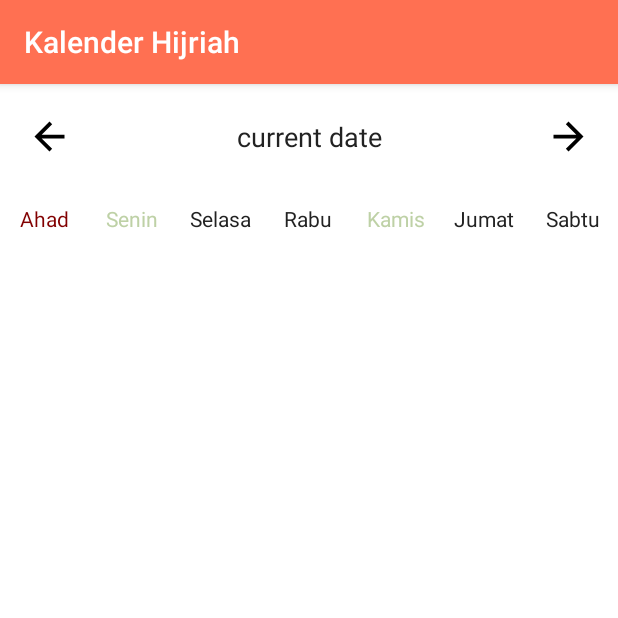
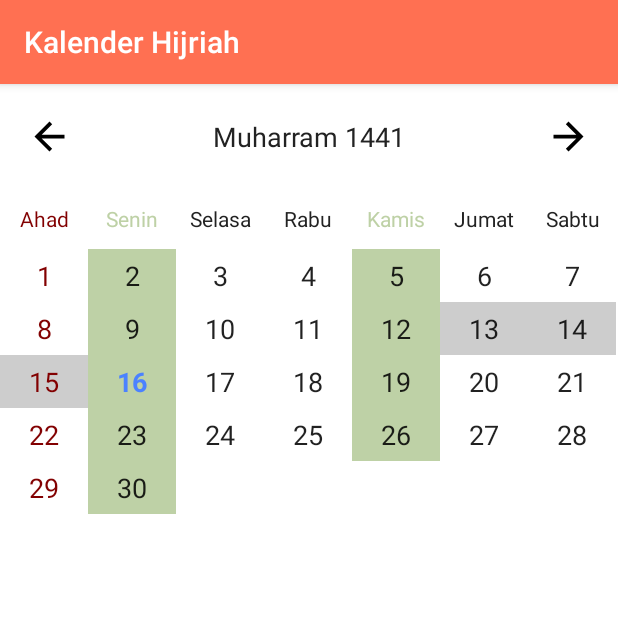
Before and after one commit to alfirqotunnajiyah-com/androidafn, an Android app: the CalendarActivity screen opened directly, with no data from a screen before it, on a phone screen of 412 x 824 dp, the top half of it. Run offline under Robolectric (Android 15) with nearby library versions, the phone set to English and light mode, and no system bars.

Commit message:
fix(calendar): fixing joda time

```diff
--- a/app/build.gradle
+++ b/app/build.gradle
@@ -33,6 +33,7 @@ dependencies {
     //UI Lain
     implementation 'com.github.ybq:Android-SpinKit:1.2.0'
     implementation 'com.aurelhubert:ahbottomnavigation:2.2.0'
+    implementation 'net.danlew:android.joda:2.10.2'
 
     implementation "com.android.support:support-v4:+"
     implementation 'com.squareup.picasso:picasso:2.3.2'
--- a/app/src/main/java/com/afn/afnapp/widget/CalendarView.java
+++ b/app/src/main/java/com/afn/afnapp/widget/CalendarView.java
@@ -17,11 +17,11 @@ import android.widget.TextView;
 
 import com.afn.afnapp.R;
 
-/*import org.joda.time.Chronology;
+import org.joda.time.Chronology;
 import org.joda.time.DateTimeZone;
 import org.joda.time.LocalDate;
 import org.joda.time.chrono.ISOChronology;
-import org.joda.time.chrono.IslamicChronology;*/
+import org.joda.time.chrono.IslamicChronology;
 
 import java.util.ArrayList;
 import java.util.Calendar;
@@ -57,8 +57,8 @@ public class CalendarView extends LinearLayout
     private ListView listView;
     private ListAdapter adapter;
 
-    //Chronology iso = ISOChronology.getInstanceUTC();
-    //Chronology hijri = IslamicChronology.getInstance(DateTimeZone.getDefault(), IslamicChronology.LEAP_YEAR_16_BASED);
+    Chronology iso = ISOChronology.getInstanceUTC();
+    Chronology hijri = IslamicChronology.getInstance(DateTimeZone.getDefault(), IslamicChronology.LEAP_YEAR_16_BASED);
 
     private String[] sMonth = {"Muharram", "Safar", "Rabiul awal", "Rabiul akhir", "Jumadil awal", "Jumadil akhir", "Rajab", "Sya'ban", "Ramadhan", "Syawal", "Dzulkaidah", "Dzulhijjah"};
     private ArrayList<String> textPuasa = new ArrayList<String>();
@@ -274,7 +274,7 @@ public class CalendarView extends LinearLayout
             ((TextView)view).setText("");
 
             // set text
-            /*LocalDate todayIso = new LocalDate(LocalDate.fromDateFields(date), iso);
+            LocalDate todayIso = new LocalDate(LocalDate.fromDateFields(date), iso);
             LocalDate todayHijri = new LocalDate(todayIso.toDateTimeAtStartOfDay(), hijri);
             ((TextView)view).setText(String.valueOf(todayHijri.getDayOfMonth()));
 
@@ -337,7 +337,7 @@ public class CalendarView extends LinearLayout
                     tmp = tmp.concat(sMonth[todayHijri.getMonthOfYear()-1] + " " + todayHijri.getYear());
                 }
             }
-            txtDate.setText(tmp);*/
+            txtDate.setText(tmp);
 
             return view;
         }
```
